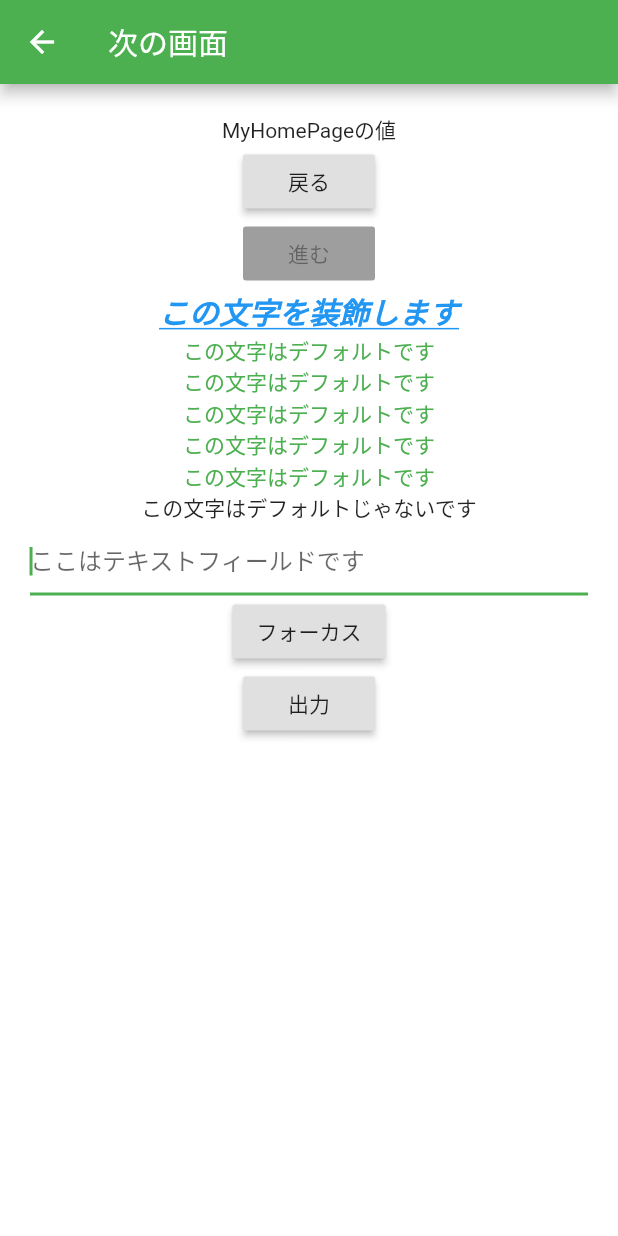
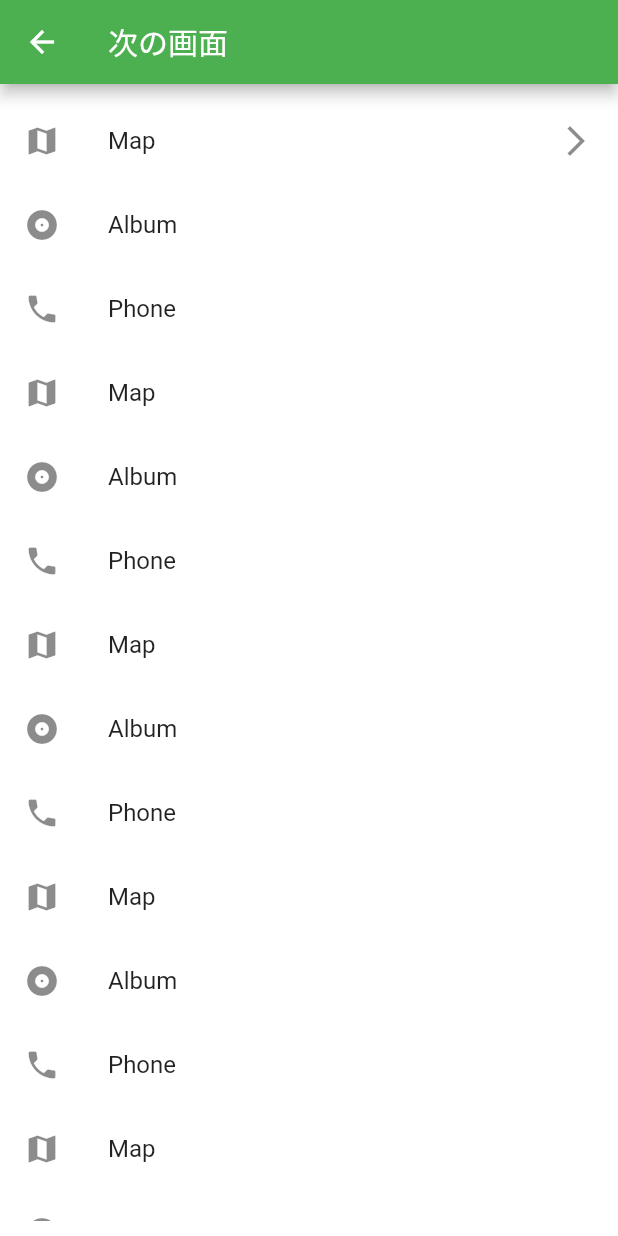
Before and after one commit to MihiroSaito/flutter_app, a Flutter app: the NextPage screen opened directly, on a phone screen of 412 x 824 dp. Run offline on Flutter 3.47's test engine with Material 2 defaults, Android fonts, the phone set to English and light mode, and no system bars; network calls fail.

Commit message:
Use List

```diff
--- a/lib/next_page.dart
+++ b/lib/next_page.dart
@@ -5,11 +5,8 @@ class NextPage extends StatelessWidget {
   NextPage(this.name);
   final String name;
 
-  final myFocusNode = FocusNode();
 
-  String value;
-
-  final myController = TextEditingController();
+  // final items = List<String>.generate(10000, (i) => "Item $i");
 
   @override
   Widget build(BuildContext context) {
@@ -26,82 +23,91 @@ class NextPage extends StatelessWidget {
         height: double.infinity,
         width: double.infinity,
         color: Colors.white,
-        padding: EdgeInsets.all(20.0),
-        child: SingleChildScrollView(
-          child: Column(
-            mainAxisAlignment: MainAxisAlignment.center,
-            children: [
-              Text(name),
-              RaisedButton(
-                child: Text("戻る"),
-                onPressed: (){
-                  Navigator.pop(context, 'nextPageの値');
-                },
-              ),
-              RaisedButton(
-                child: Text("進む"),
+        padding: EdgeInsets.only(top: 10.0, bottom: 10.0),
+        child: ListView(
+          children: <Widget>[
+            ListTile(
+              leading: Icon(Icons.map),
+              title: Text("Map"),
+              trailing: Icon(Icons.arrow_forward_ios),
+              onTap: (){
+                Navigator.pop(context);
+              },
+            ),
+            ListTile(
+              leading: Icon(Icons.album),
+              title: Text("Album"),
+            ),
+            ListTile(
+              leading: Icon(Icons.phone),
+              title: Text("Phone"),
+            ),
+            ListTile(
+              leading: Icon(Icons.map),
+              title: Text("Map"),
+            ),
+            ListTile(
+              leading: Icon(Icons.album),
+              title: Text("Album"),
+            ),
+            ListTile(
+              leading: Icon(Icons.phone),
+              title: Text("Phone"),
+            ),ListTile(
+              leading: Icon(Icons.map),
+              title: Text("Map"),
+            ),
+            ListTile(
+              leading: Icon(Icons.album),
+              title: Text("Album"),
+            ),
+            ListTile(
+              leading: Icon(Icons.phone),
+              title: Text("Phone"),
+            ),ListTile(
+              leading: Icon(Icons.map),
+              title: Text("Map"),
+            ),
+            ListTile(
+              leading: Icon(Icons.album),
+              title: Text("Album"),
+            ),
+            ListTile(
+              leading: Icon(Icons.phone),
+              title: Text("Phone"),
+            ),ListTile(
+              leading: Icon(Icons.map),
+              title: Text("Map"),
+            ),
+            ListTile(
+              leading: Icon(Icons.album),
+              title: Text("Album"),
+            ),
+            ListTile(
+              leading: Icon(Icons.phone),
+              title: Text("Phone"),
+            ),
+            ListTile(
+              leading: Icon(Icons.map),
+              title: Text("Map"),
+            ),
+            ListTile(
+              leading: Icon(Icons.album),
+              title: Text("Album"),
+            ),
+            ListTile(
+              leading: Icon(Icons.phone),
+              title: Text("Phone"),
+            ),
 
-              ),
-              Text(
-                "この文字を装飾します",
-                style: TextStyle(
-                  fontSize: 20,
-                  color: Colors.blue,
-                  fontWeight: FontWeight.bold,
-                  fontStyle: FontStyle.italic,
-                  decoration: TextDecoration.underline
-                ),
-              ),
-              DefaultTextStyle(
-                style: TextStyle(
-                  color: Colors.green
-                ),
-                child: Column(
-                  children: [
-                    Text("この文字はデフォルトです"),
-                    Text("この文字はデフォルトです"),
-                    Text("この文字はデフォルトです"),
-                    Text("この文字はデフォルトです"),
-                    Text("この文字はデフォルトです"),
-                  ],
-                ),
-              ),
-              Text("この文字はデフォルトじゃないです"),
-              TextField(
-                controller: myController,
-                autofocus: true,
-                focusNode: myFocusNode,
-                decoration: InputDecoration(
-                  hintText: 'ここはテキストフィールドです',
-                ),
-                onChanged: (text) {
-                  value = text;
-                  print("値=$value");
-                },
-              ),
-              RaisedButton(
-                child: Text('フォーカス'),
-                onPressed: (){
-                  myFocusNode.requestFocus();
-                },
-              ),
-              RaisedButton(
-                child: Text('出力'),
-                onPressed: (){
-                  showDialog(
-                    context: context,
-                    builder: (context) {
-                      return AlertDialog(
-                        content: Text(myController.text),
-                      );
-                    },
-                  );
-                },
-              ),
-            ],
-          ),
+
+
+
+
+
+          ],
         ),
-      ),
+        ),
     );
   }
 
```
